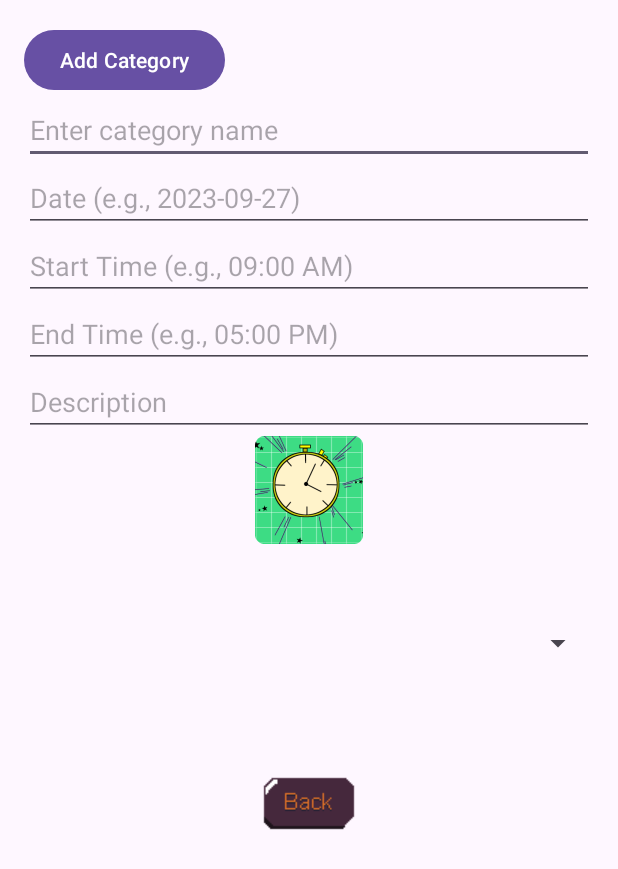
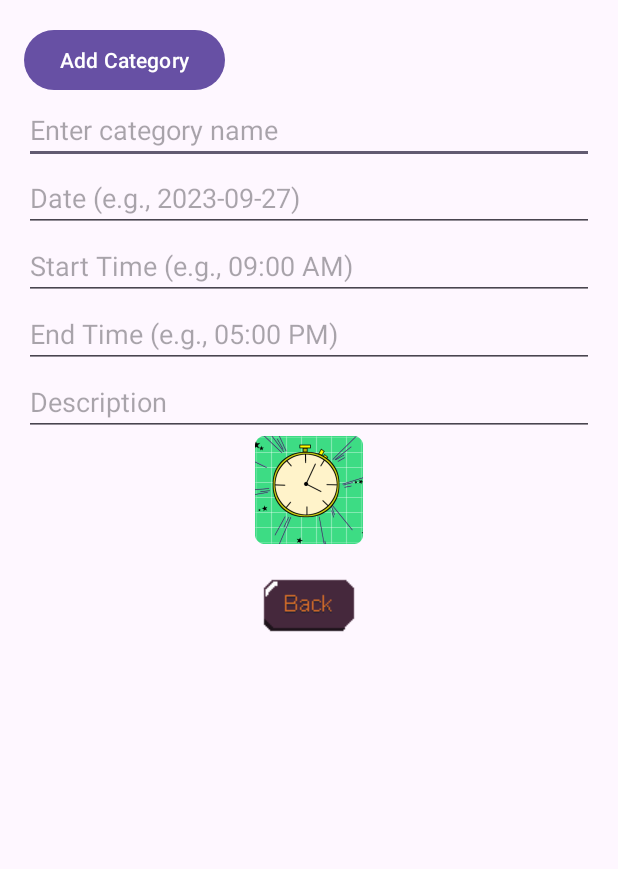
Before and after one commit to mattdelta2/OPCS7311, an Android app: the layout activity_main.xml on its own in the app's theme, with its tools: preview values and no code run, on a phone screen of 412 x 824 dp. Shown: the top 869 px of the screen. Run offline under Robolectric (Android 15) with nearby library versions, the phone set to English and light mode, and no system bars.

Commit message:
Fixed Errors

```diff
--- a/app/src/main/java/com/example/myapplication/AllWork.kt
+++ b/app/src/main/java/com/example/myapplication/AllWork.kt
@@ -30,6 +30,8 @@ class AllWork : AppCompatActivity() {
         // Initialize and set the adapter for the RecyclerView
         val adapter = TimesheetEntryAdapter(timesheetEntries)
         entriesRecyclerView.adapter = adapter
+
+        backButton = findViewById(R.id.backBTN)
         backButton.setOnClickListener{(back())}
 
 
--- a/app/src/main/java/com/example/myapplication/Date.kt
+++ b/app/src/main/java/com/example/myapplication/Date.kt
@@ -13,6 +13,8 @@ class Date : AppCompatActivity() {
         super.onCreate(savedInstanceState)
         setContentView(R.layout.activity_date)
 
+        backButton = findViewById(R.id.backBTN)
+
         backButton.setOnClickListener{(back())}
 
     }
--- a/app/src/main/java/com/example/myapplication/PlayerRoom.kt
+++ b/app/src/main/java/com/example/myapplication/PlayerRoom.kt
@@ -4,13 +4,16 @@ import android.content.Intent
 import androidx.appcompat.app.AppCompatActivity
 import android.os.Bundle
 import android.widget.Button
+import android.widget.ImageButton
 
 class PlayerRoom : AppCompatActivity() {
-    private lateinit var backButton: Button
+    private lateinit var backButton: ImageButton
 
     override fun onCreate(savedInstanceState: Bundle?) {
         super.onCreate(savedInstanceState)
         setContentView(R.layout.activity_player_room)
+
+        backButton = findViewById(R.id.backBtn)
 
         backButton.setOnClickListener{(back())}
     }
--- a/app/src/main/java/com/example/myapplication/Shop.kt
+++ b/app/src/main/java/com/example/myapplication/Shop.kt
@@ -12,6 +12,7 @@ class Shop : AppCompatActivity() {
     override fun onCreate(savedInstanceState: Bundle?) {
         super.onCreate(savedInstanceState)
         setContentView(R.layout.activity_shop)
+        backButton = findViewById(R.id.backBTN)
 
 
         backButton.setOnClickListener{(back())}
--- a/app/src/main/java/com/example/myapplication/TimesheetEntryAdapter.kt
+++ b/app/src/main/java/com/example/myapplication/TimesheetEntryAdapter.kt
@@ -32,7 +32,7 @@ class TimesheetEntryAdapter(private val entries: List<TimesheetEntry>) :
         startTimeTextView.text = "Start Time: ${entry.startTime}"
         endTimeTextView.text = "End Time: ${entry.endTime}"
         descriptionTextView.text = "Description: ${entry.description}"
-        categoryTextView.text = "Category: ${entry.category}"
+
 
 
 
--- a/app/src/main/res/layout/activity_date.xml
+++ b/app/src/main/res/layout/activity_date.xml
@@ -7,7 +7,7 @@
     android:background="#7339D3"
     tools:context=".Date">
 
-    <ImageView
+    <ImageButton
         android:id="@+id/backBTN"
         android:layout_width="wrap_content"
         android:layout_height="wrap_content"
--- a/app/src/main/res/layout/activity_main.xml
+++ b/app/src/main/res/layout/activity_main.xml
@@ -56,14 +56,10 @@
         android:onClick="onImageViewClick"
         android:src="@mipmap/ic_timescape" />
 
-    <Spinner
-        android:id="@+id/categorySpinner"
-        android:layout_width="match_parent"
-        android:layout_height="132dp"
-        android:prompt="@string/category_prompt" />
+
 
     <ImageButton
-        android:id="@+id/backBTN"
+        android:id="@+id/btnBack"
         android:layout_width="match_parent"
         android:layout_height="wrap_content"
         android:background="#00FFFFFF"
--- a/app/src/main/res/layout/activity_player_room.xml
+++ b/app/src/main/res/layout/activity_player_room.xml
@@ -2,14 +2,14 @@
 <androidx.constraintlayout.widget.ConstraintLayout xmlns:android="http://schemas.android.com/apk/res/android"
     xmlns:app="http://schemas.android.com/apk/res-auto"
     xmlns:tools="http://schemas.android.com/tools"
-    android:id="@+id/backBTN"
+    android:id="@+id/layout"
     android:layout_width="match_parent"
     android:layout_height="match_parent"
     android:background="#7339D3"
     tools:context=".PlayerRoom">
 
-    <ImageView
-        android:id="@+id/imageView"
+    <ImageButton
+        android:id="@+id/backBtn"
         android:layout_width="wrap_content"
         android:layout_height="wrap_content"
         android:layout_marginStart="13dp"
--- a/app/src/main/res/layout/activity_shop.xml
+++ b/app/src/main/res/layout/activity_shop.xml
@@ -7,7 +7,7 @@
     android:background="#7339D3"
     tools:context=".Shop">
 
-    <ImageView
+    <ImageButton
         android:id="@+id/backBTN"
         android:layout_width="117dp"
         android:layout_height="126dp"
```
Also changed, not shown: app/src/main/java/com/example/myapplication/MainActivity.kt (+45 -6 lines).
